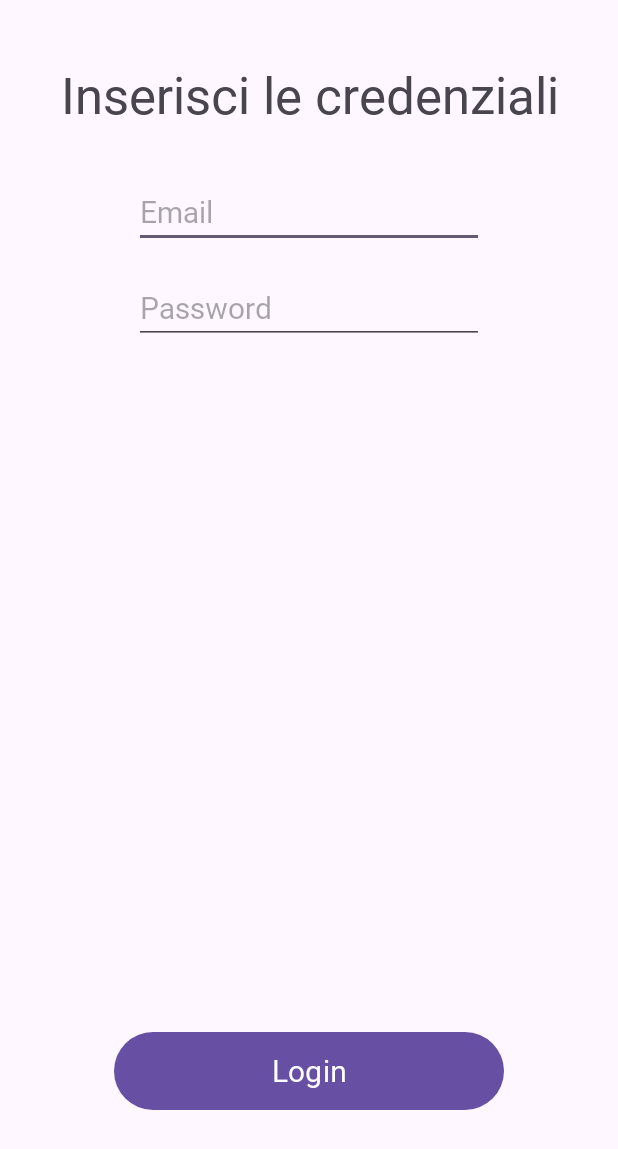
After one commit to Kevinstamenkovski/QuickList, an Android app: the layout activity_login.xml on its own in the app's theme, with its tools: preview values and no code run, on a phone screen of 412 x 824 dp. The commit adds this screen. Shown: the top 1149 px of the screen. Run offline under Robolectric (Android 15) with nearby library versions, the phone set to English and light mode, and no system bars.

Commit message:
added LoginActivity and layout

```diff
--- a/app/build.gradle.kts
+++ b/app/build.gradle.kts
@@ -36,6 +36,7 @@ dependencies {
     implementation("androidx.appcompat:appcompat:1.6.1")
     implementation("com.google.android.material:material:1.11.0")
     implementation("androidx.constraintlayout:constraintlayout:2.1.4")
+    implementation("androidx.activity:activity:1.8.0")
     testImplementation("junit:junit:4.13.2")
     androidTestImplementation("androidx.test.ext:junit:1.1.5")
     androidTestImplementation("androidx.test.espresso:espresso-core:3.5.1")
--- a/app/src/main/AndroidManifest.xml
+++ b/app/src/main/AndroidManifest.xml
@@ -13,6 +13,12 @@
         android:theme="@style/Theme.QuickList"
         tools:targetApi="31">
         <activity
+            android:name=".RegisterActivity"
+            android:exported="false" />
+        <activity
+            android:name=".LoginActivity"
+            android:exported="false" />
+        <activity
             android:name=".MainActivity"
             android:exported="true">
             <intent-filter>
--- a/app/src/main/java/com/example/QuickList/MainActivity.java
+++ b/app/src/main/java/com/example/QuickList/MainActivity.java
@@ -4,6 +4,7 @@ import androidx.appcompat.app.AppCompatActivity;
 
 import android.content.Intent;
 import android.os.Bundle;
+import android.util.Log;
 import android.view.View;
 import android.widget.Button;
 
@@ -22,7 +23,7 @@ public class MainActivity extends AppCompatActivity {
         button_login.setOnClickListener(new View.OnClickListener() {
             @Override
             public void onClick(View v) {
-                Intent i = new Intent(MainActivity.this, LoginPage.class);
+                Intent i = new Intent(MainActivity.this, LoginActivity.class);
                 startActivity(i);
             }
         });
@@ -30,7 +31,7 @@ public class MainActivity extends AppCompatActivity {
         button_register.setOnClickListener(new View.OnClickListener() {
             @Override
             public void onClick(View v) {
-                Intent i = new Intent(MainActivity.this, RegisterPage.class);
+                Intent i = new Intent(MainActivity.this, RegisterActivity.class);
                 startActivity(i);
             }
         });
--- /dev/null
+++ b/app/src/main/res/layout/activity_login.xml
@@ -0,0 +1,65 @@
+<?xml version="1.0" encoding="utf-8"?>
+<LinearLayout xmlns:android="http://schemas.android.com/apk/res/android"
+    xmlns:app="http://schemas.android.com/apk/res-auto"
+    xmlns:tools="http://schemas.android.com/tools"
+    android:layout_width="match_parent"
+    android:layout_height="match_parent"
+    android:orientation="vertical"
+    android:paddingHorizontal="20dp"
+    android:paddingVertical="40dp"
+    tools:context=".LoginActivity">
+
+    <TextView
+        android:id="@+id/tvLogin"
+        android:layout_width="match_parent"
+        android:layout_height="wrap_content"
+        android:layout_gravity="center|top"
+        android:fontFamily="@font/anonymous_pro"
+        android:text="Inserisci le credenziali"
+        android:textAlignment="center"
+        android:textSize="34sp" />
+
+    <EditText
+        android:id="@+id/etEmailLogin"
+        android:layout_width="wrap_content"
+        android:layout_height="wrap_content"
+        android:layout_gravity="center"
+        android:layout_marginTop="32dp"
+        android:ems="10"
+        android:fontFamily="@font/anonymous_pro"
+        android:hint="Email"
+        android:inputType="textEmailAddress"
+        android:textSize="20sp" />
+
+    <EditText
+        android:id="@+id/etPassLogin"
+        android:layout_width="wrap_content"
+        android:layout_height="wrap_content"
+        android:layout_gravity="center"
+        android:layout_marginTop="16dp"
+        android:ems="10"
+        android:fontFamily="@font/anonymous_pro"
+        android:hint="Password"
+        android:inputType="textPassword"
+        android:textSize="20sp" />
+
+    <androidx.constraintlayout.widget.ConstraintLayout
+        android:layout_width="match_parent"
+        android:layout_height="match_parent"
+        android:paddingBottom="40dp">
+
+        <Button
+            android:id="@+id/btnLogin"
+            android:layout_width="260dp"
+            android:layout_height="60dp"
+            android:layout_gravity="bottom|center"
+            android:fontFamily="@font/anonymous_pro"
+            android:text="Login"
+            android:textSize="20sp"
+            app:layout_constraintBottom_toBottomOf="parent"
+            app:layout_constraintEnd_toEndOf="parent"
+            app:layout_constraintHorizontal_bias="0.5"
+            app:layout_constraintStart_toStartOf="parent" />
+    </androidx.constraintlayout.widget.ConstraintLayout>
+
+</LinearLayout>
```
Also changed, not shown: app/src/main/java/com/example/QuickList/LoginActivity.java (added, +38 -0 lines), app/src/main/java/com/example/QuickList/RegisterActivity.java (added, +24 -0 lines), app/src/main/res/layout/activity_register.xml (added, +10 -0 lines).
